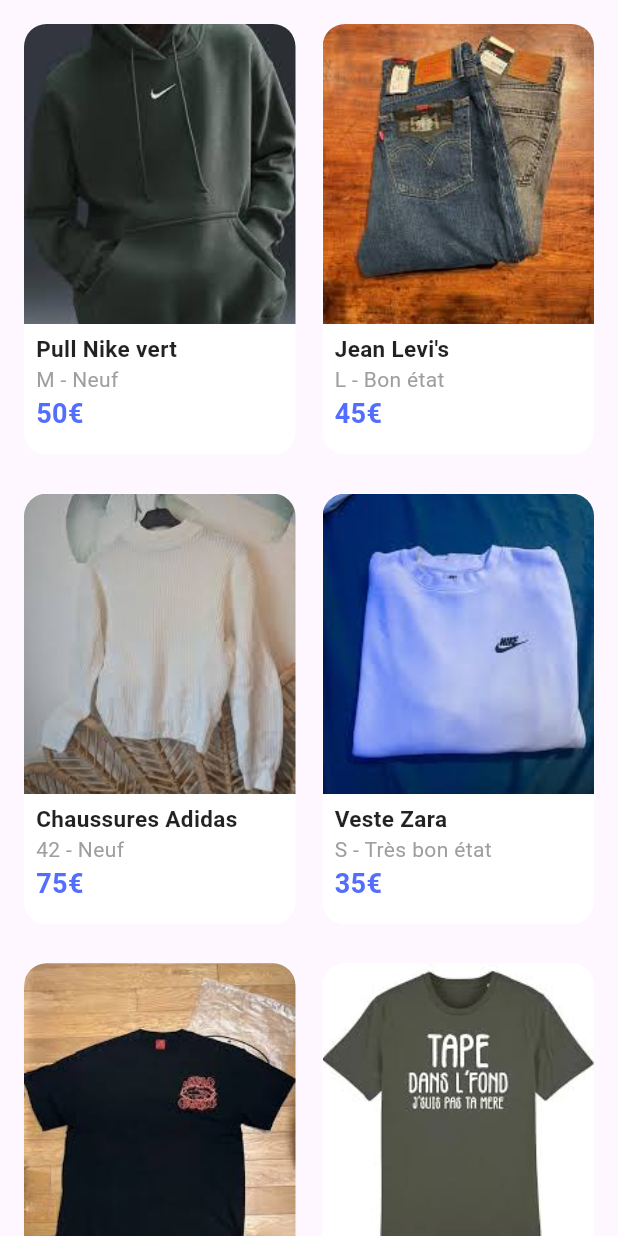
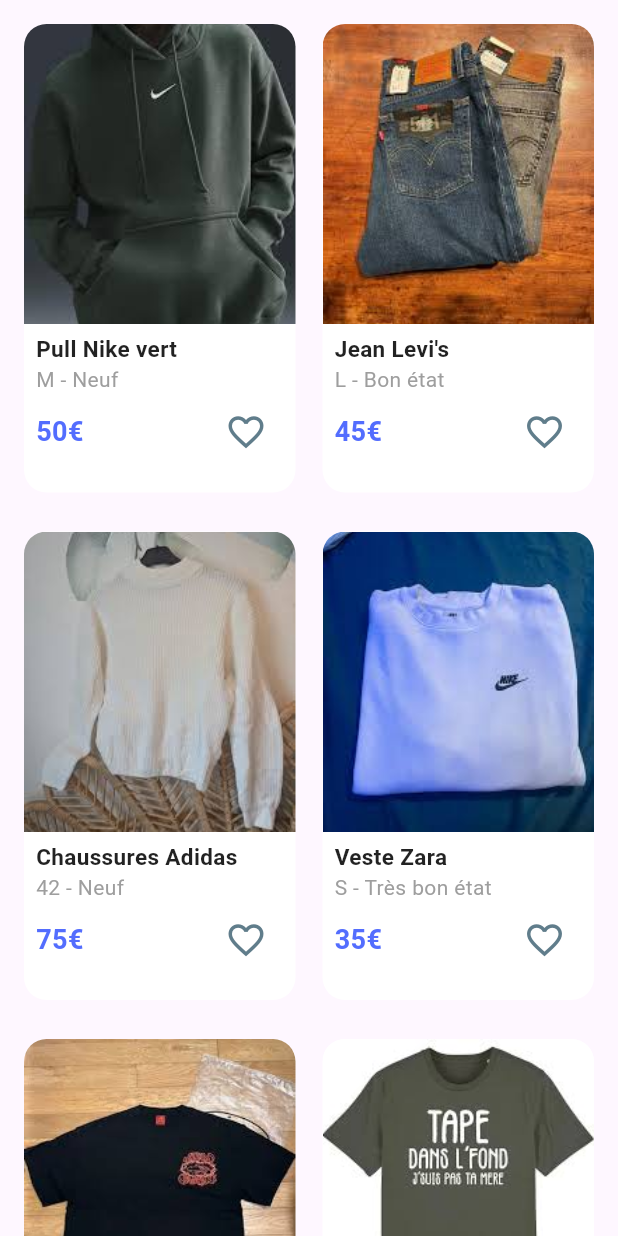
Before and after one commit to StyleSwapApp/StyleSwap-front, a Flutter app: the Hall screen opened directly, on a phone screen of 412 x 824 dp. Run offline on Flutter 3.47's test engine with Material 3 defaults, Android fonts, the phone set to English and light mode, and no system bars.

Commit message:
Ajout detail article, maj favoris

```diff
--- /dev/null
+++ b/lib/components/favorite/favorite_widget.dart
@@ -0,0 +1,51 @@
+import 'package:flutter/material.dart';
+
+/// Widget qui est le cœur pour gérer les favoris
+class FavoriteIconButton extends StatefulWidget {
+  final bool initialFavoriteState; // Paramètre pour spécifier l'état initial du cœur
+
+  const FavoriteIconButton({
+    Key? key,
+    required this.initialFavoriteState, // Requis lors de la création du widget
+  }) : super(key: key);
+
+  @override
+  _FavoriteIconButtonState createState() => _FavoriteIconButtonState();
+}
+
+class _FavoriteIconButtonState extends State<FavoriteIconButton> {
+  late bool isFavorite;
+
+  @override
+  void initState() {
+    super.initState();
+    isFavorite = widget.initialFavoriteState; // Initialiser l'état avec le paramètre
+  }
+
+  @override
+  Widget build(BuildContext context) {
+    return GestureDetector(
+      onTap: () {
+        setState(() {
+          isFavorite = !isFavorite; // Toggle l'état du favori
+        });
+      },
+      child: AnimatedContainer(
+        duration: Duration(milliseconds: 200),
+        width: 50, // Augmenter la taille de la zone cliquable
+        height: 50, // Augmenter la taille de la zone cliquable
+        decoration: BoxDecoration(
+          color: Colors.transparent,
+          shape: BoxShape.circle,
+        ),
+        child: Center(
+          child: Icon(
+            isFavorite ? Icons.favorite : Icons.favorite_border, // Icône en fonction de l'état
+            color: isFavorite ? Colors.red : Colors.blueGrey, // Couleur en fonction de l'état
+            size: 28, // Taille de l'icône
+          ),
+        ),
+      ),
+    );
+  }
+}
--- a/lib/components/hall/article_card.dart
+++ b/lib/components/hall/article_card.dart
@@ -1,4 +1,5 @@
 import 'package:flutter/material.dart';
+import 'package:styleswap/components/favorite/favorite_widget.dart';
 
 class ArticleCard extends StatelessWidget {
   final String imageUrl;
@@ -37,9 +38,8 @@ class ArticleCard extends StatelessWidget {
                 fit: BoxFit.cover,
               ),
             ),
-            // Contenu de l'article avec un SingleChildScrollView pour éviter l'overflow
-            Flexible( // Utilisation de Flexible pour s'adapter à l'espace restant
-              child: Padding(
+            // Contenu de l'article
+            Padding(
               padding: const EdgeInsets.symmetric(horizontal: 8.0, vertical: 6.0),
               child: Column(
                 crossAxisAlignment: CrossAxisAlignment.start,
@@ -56,6 +56,10 @@ class ArticleCard extends StatelessWidget {
                     '$size - $condition',
                     style: TextStyle(color: Colors.grey),
                   ),
+                  Row(
+                    mainAxisAlignment: MainAxisAlignment.spaceBetween,
+                    children: [
+                      // Le prix à gauche
                       Text(
                         price,
                         style: TextStyle(
@@ -64,8 +68,11 @@ class ArticleCard extends StatelessWidget {
                           color: Colors.indigoAccent,
                         ),
                       ),
+                      // Le cœur à droite
+                      FavoriteIconButton(initialFavoriteState: false), // Cœur non favori par défaut
                     ],
                   ),
+                ],
               ),
             ),
           ],
--- a/lib/components/hall/hall.dart
+++ b/lib/components/hall/hall.dart
@@ -1,6 +1,7 @@
 import 'package:flutter/material.dart';
 import 'package:styleswap/components/hall/article_card.dart';
 import 'package:styleswap/services/article_service.dart';
+import 'package:styleswap/pages/detail_article_page.dart'; // Import de la page de détail
 
 class Hall extends StatefulWidget {
   const Hall({super.key});
@@ -12,11 +13,11 @@ class Hall extends StatefulWidget {
 class _HallState extends State<Hall> {
   // Variables pour la pagination
   int currentPage = 1;
-  int itemsPerPage = 10;
+  final int itemsPerPage = 10;
 
   // Instance du service
   final ArticleService articleService = ArticleService();
-  List<Map<String, String>> products = [];
+  List<Map<String, dynamic>> products = [];
 
   int totalPages = 0;
 
@@ -30,7 +31,7 @@ class _HallState extends State<Hall> {
 
   @override
   Widget build(BuildContext context) {
-    List<Map<String, String>> paginatedProducts = products
+    List<Map<String, dynamic>> paginatedProducts = products
         .skip((currentPage - 1) * itemsPerPage)
         .take(itemsPerPage)
         .toList();
@@ -40,24 +41,37 @@ class _HallState extends State<Hall> {
         child: Column(
           children: [
             GridView.builder(
-              padding: EdgeInsets.all(8.0),
+              padding: const EdgeInsets.all(8.0),
               shrinkWrap: true,
-              physics: NeverScrollableScrollPhysics(),
-              gridDelegate: SliverGridDelegateWithFixedCrossAxisCount(
+              physics: const NeverScrollableScrollPhysics(),
+              gridDelegate: const SliverGridDelegateWithFixedCrossAxisCount(
                 crossAxisCount: 2,
                 crossAxisSpacing: 2.0,
                 mainAxisSpacing: 10.0,
-                childAspectRatio: 0.65,
+                childAspectRatio: 0.6,
               ),
               itemCount: paginatedProducts.length,
               itemBuilder: (context, index) {
-                Map<String, String> product = paginatedProducts[index];
-                return ArticleCard(
-                  imageUrl: product['image'] ?? '',
-                  title: product['title'] ?? '',
-                  size: product['size'] ?? '',
-                  condition: product['condition'] ?? '',
-                  price: product['price'] ?? '',
+                Map<String, dynamic> product = paginatedProducts[index];
+                return GestureDetector(
+                  onTap: () {
+                    // Transmettre toutes les informations de l'article
+                    Navigator.push(
+                      context,
+                      MaterialPageRoute(
+                        builder: (context) => DetailArticlePage(
+                          product: product, // Passer l'article complet
+                        ),
+                      ),
+                    );
+                  },
+                  child: ArticleCard(
+                    imageUrl: (product['images'] as List<String>?)?.first ?? '',
+                    title: product['title'] ?? '',
+                    size: product['size'] ?? '',
+                    condition: product['condition'] ?? '',
+                    price: product['price'] ?? '',
+                  ),
                 );
               },
             ),
@@ -76,8 +90,8 @@ class _HallState extends State<Hall> {
                       },
                       child: Container(
                         width: 25,
-                        margin: EdgeInsets.symmetric(horizontal: 4.0),
-                        padding: EdgeInsets.all(8.0),
+                        margin: const EdgeInsets.symmetric(horizontal: 4.0),
+                        padding: const EdgeInsets.all(8.0),
                         decoration: BoxDecoration(
                           color: currentPage == pageNumber ? Colors.indigoAccent : Colors.grey[300],
                           borderRadius: BorderRadius.circular(10.0),
--- a/lib/services/article_service.dart
+++ b/lib/services/article_service.dart
@@ -1,21 +1,26 @@
 class ArticleService {
-  List<Map<String, String>> products = [
-    {'image': 'assets/articles/article1.jpeg', 'title': 'Pull Nike vert', 'size': 'M', 'condition': 'Neuf', 'price': '50€'},
-    {'image': 'assets/articles/article2.jpeg', 'title': 'Jean Levi\'s', 'size': 'L', 'condition': 'Bon état', 'price': '45€'},
-    {'image': 'assets/articles/article3.jpeg', 'title': 'Chaussures Adidas', 'size': '42', 'condition': 'Neuf', 'price': '75€'},
-    {'image': 'assets/articles/article4.jpeg', 'title': 'Veste Zara', 'size': 'S', 'condition': 'Très bon état', 'price': '35€'},
-    {'image': 'assets/articles/article5.jpeg', 'title': 'Pull Hollister', 'size': 'M', 'condition': 'Neuf', 'price': '55€'},
-    {'image': 'assets/articles/article6.jpeg', 'title': 'Jean Diesel', 'size': 'L', 'condition': 'Très bon état', 'price': '60€'},
-    {'image': 'assets/articles/article7.jpeg', 'title': 'Chaussures Nike', 'size': '43', 'condition': 'Neuf', 'price': '80€'},
-    {'image': 'assets/articles/article8.jpeg', 'title': 'Veste Uniqlo', 'size': 'M', 'condition': 'Bon état', 'price': '40€'},
-    {'image': 'assets/articles/article9.jpeg', 'title': 'T-shirt Adidas', 'size': 'M', 'condition': 'Neuf', 'price': '30€'},
-    {'image': 'assets/articles/article10.jpeg', 'title': 'Veste Nike', 'size': 'L', 'condition': 'Bon état', 'price': '50€'},
-    {'image': 'assets/articles/article11.jpeg', 'title': 'Pantalon Levi\'s', 'size': 'L', 'condition': 'Neuf', 'price': '65€'},
-    {'image': 'assets/articles/article12.jpeg', 'title': 'Short Nike', 'size': 'M', 'condition': 'Très bon état', 'price': '25€'},
+  List<Map<String, dynamic>> products = [
+    {'images': ['assets/articles/article1.jpeg', 'assets/articles/article12.jpeg', 'assets/articles/article7.jpeg'], 'title': 'Pull Nike vert', 'size': 'M', 'condition': 'Neuf', 'price': '50€'},
+    {'images': ['assets/articles/article2.jpeg', 'assets/articles/article5.jpeg'], 'title': 'Jean Levi\'s', 'size': 'L', 'condition': 'Bon état', 'price': '45€'},
+    {'images': ['assets/articles/article3.jpeg', 'assets/articles/article7.jpeg'], 'title': 'Chaussures Adidas', 'size': '42', 'condition': 'Neuf', 'price': '75€'},
+    {'images': ['assets/articles/article4.jpeg', 'assets/articles/article8.jpeg'], 'title': 'Veste Zara', 'size': 'S', 'condition': 'Très bon état', 'price': '35€'},
+    {'images': ['assets/articles/article5.jpeg', 'assets/articles/article9.jpeg'], 'title': 'Pull Hollister', 'size': 'M', 'condition': 'Neuf', 'price': '55€'},
+    {'images': ['assets/articles/article6.jpeg', 'assets/articles/article10.jpeg'], 'title': 'Jean Diesel', 'size': 'L', 'condition': 'Très bon état', 'price': '60€'},
+    {'images': ['assets/articles/article7.jpeg', 'assets/articles/article11.jpeg'], 'title': 'Chaussures Nike', 'size': '43', 'condition': 'Neuf', 'price': '80€'},
+    {'images': ['assets/articles/article8.jpeg', 'assets/articles/article1.jpeg'], 'title': 'Veste Uniqlo', 'size': 'M', 'condition': 'Bon état', 'price': '40€'},
+    {'images': ['assets/articles/article9.jpeg', 'assets/articles/article3.jpeg'], 'title': 'T-shirt Adidas', 'size': 'M', 'condition': 'Neuf', 'price': '30€'},
+    {'images': ['assets/articles/article10.jpeg', 'assets/articles/article2.jpeg'], 'title': 'Veste Nike', 'size': 'L', 'condition': 'Bon état', 'price': '50€'},
+    {'images': ['assets/articles/article11.jpeg', 'assets/articles/article4.jpeg'], 'title': 'Pantalon Levi\'s', 'size': 'L', 'condition': 'Neuf', 'price': '65€'},
+    {'images': ['assets/articles/article12.jpeg', 'assets/articles/article6.jpeg'], 'title': 'Short Nike', 'size': 'M', 'condition': 'Très bon état', 'price': '25€'},
   ];
 
   /// Retourne la liste de tous les articles
-  List<Map<String, String>> getAllArticles() {
-    return products.toList(); // Retourne seulement les 3 premiers articles
+  List<Map<String, dynamic>> getAllArticles() {
+    return products;
+  }
+
+  /// Retourne un article en fonction de son ID
+  Map<String, dynamic>? getOneArticleById(int id) {
+    return products.take(1).toList()[0];
   }
 }
```
Also changed, not shown: lib/pages/detail_article_page.dart (added, +206 -0 lines), lib/pages/favorite_page.dart (+53 -19 lines), lib/services/favorite_service.dart (+15 -15 lines). Lines whose indentation alone changed are shown as unchanged.
